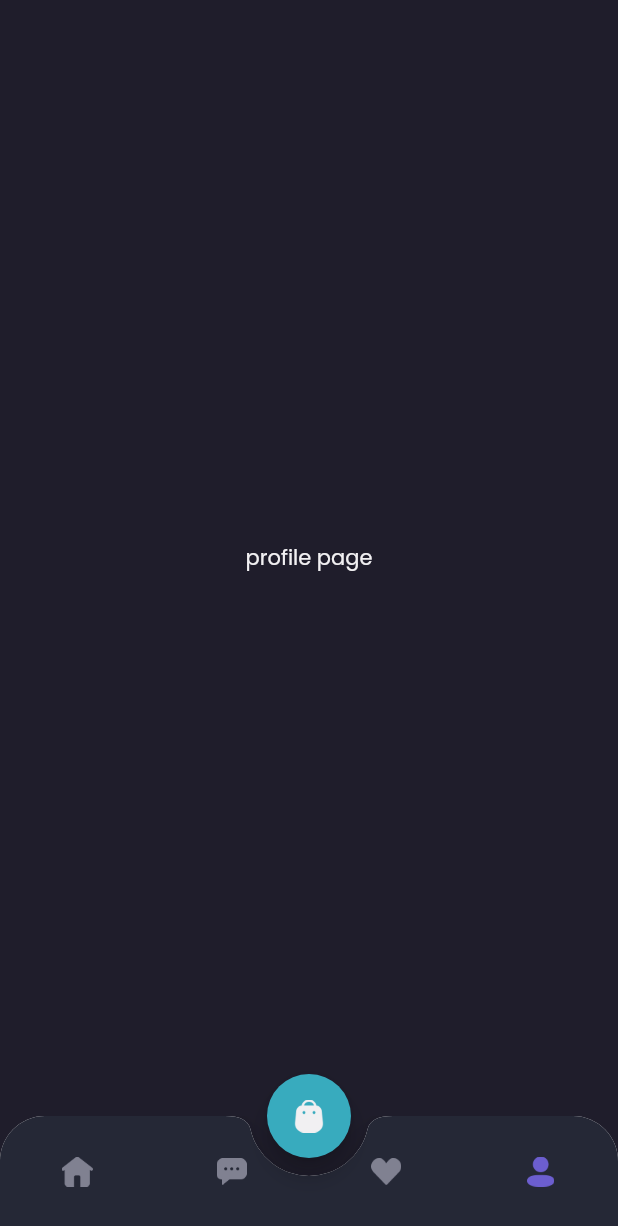
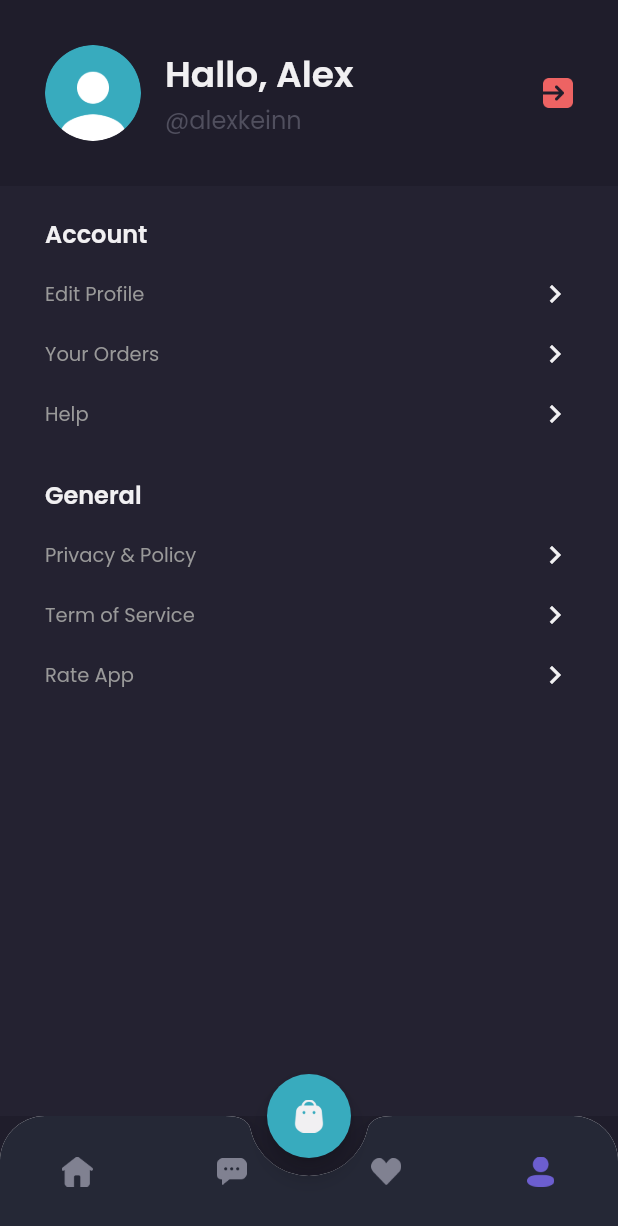
Before and after one commit to 1hafizhsdq/shamo, a Flutter app: the MainPage screen opened by its route, item 4 of the bottom bar chosen, on a phone screen of 412 x 824 dp. Shown: the top 1226 px of the screen. Run offline on Flutter 3.47's test engine with Material 2 defaults, Android fonts, the phone set to English and light mode, and no system bars; our stand-ins replace google_fonts.

Commit message:
profil page

```diff
--- a/lib/pages/home/profile_page.dart
+++ b/lib/pages/home/profile_page.dart
@@ -4,10 +4,128 @@ import 'package:shamo/theme.dart';
 class ProfilePage extends StatelessWidget {
   const ProfilePage({super.key});
 
+  Widget header() {
+    return AppBar(
+      backgroundColor: backgroundColor1,
+      automaticallyImplyLeading: false,
+      elevation: 0,
+      flexibleSpace: SafeArea(
+        child: Container(
+          padding: EdgeInsets.all(defaultMargin),
+          child: Row(
+            children: [
+              ClipOval(
+                child: Image.asset(
+                  'assets/image_profile.png',
+                  width: 64,
+                ),
+              ),
+              SizedBox(
+                width: 16,
+              ),
+              Expanded(
+                child: Column(
+                  crossAxisAlignment: CrossAxisAlignment.start,
+                  children: [
+                    Text(
+                      "Hallo, Alex",
+                      style: primaryTextStyle.copyWith(
+                        fontSize: 24,
+                        fontWeight: semibold,
+                      ),
+                    ),
+                    Text(
+                      "@alexkeinn",
+                      style: subtitleTextStyle.copyWith(
+                        fontSize: 16,
+                        fontWeight: regular,
+                      ),
+                    ),
+                  ],
+                ),
+              ),
+              Image.asset(
+                'assets/button_exit.png',
+                width: 20,
+              ),
+            ],
+          ),
+        ),
+      ),
+    );
+  }
+
+  Widget menuItem(String text) {
+    return Container(
+      margin: EdgeInsets.only(top: 16),
+      child: Row(
+        mainAxisAlignment: MainAxisAlignment.spaceBetween,
+        children: [
+          Text(
+            text,
+            style: secondaryTextStyle.copyWith(
+              fontSize: 13,
+            ),
+          ),
+          Icon(
+            Icons.chevron_right,
+            color: primaryTextColor,
+          ),
+        ],
+      ),
+    );
+  }
+
+  Widget content() {
+    return Expanded(
+      child: Container(
+        padding: EdgeInsets.symmetric(
+          horizontal: defaultMargin,
+        ),
+        width: double.infinity,
+        decoration: BoxDecoration(
+          color: backgroundColor3,
+        ),
+        child: Column(
+          crossAxisAlignment: CrossAxisAlignment.start,
+          children: [
+            SizedBox(
+              height: 20,
+            ),
+            Text(
+              "Account",
+              style: primaryTextStyle.copyWith(
+                fontSize: 16,
+                fontWeight: semibold,
+              ),
+            ),
+            menuItem('Edit Profile'),
+            menuItem('Your Orders'),
+            menuItem('Help'),
+            SizedBox(height: 30,),
+            Text(
+              "General",
+              style: primaryTextStyle.copyWith(
+                fontSize: 16,
+                fontWeight: semibold,
+              ),
+            ),
+            menuItem('Privacy & Policy'),
+            menuItem('Term of Service'),
+            menuItem('Rate App'),
+          ],
+        ),
+      ),
+    );
+  }
+
   @override
   Widget build(BuildContext context) {
-    return Center(
-      child: Text("profile page", style: primaryTextStyle,),
+    return Column(
+      children: [
+        header(),
+        content(),
+      ],
     );
   }
 }
```
Also changed, not shown: 6 other files.
